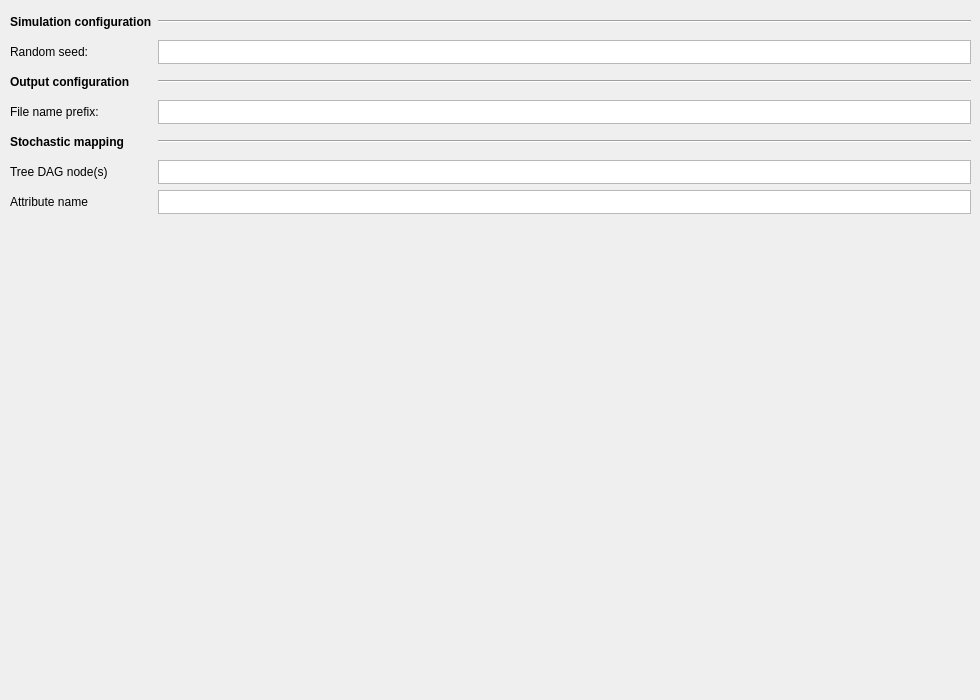
Qt form src/phylojunction/interface/pysidegui/pjguipages/pjgui_pages.ui (mendeslab/PhyloJunction) before a commit.
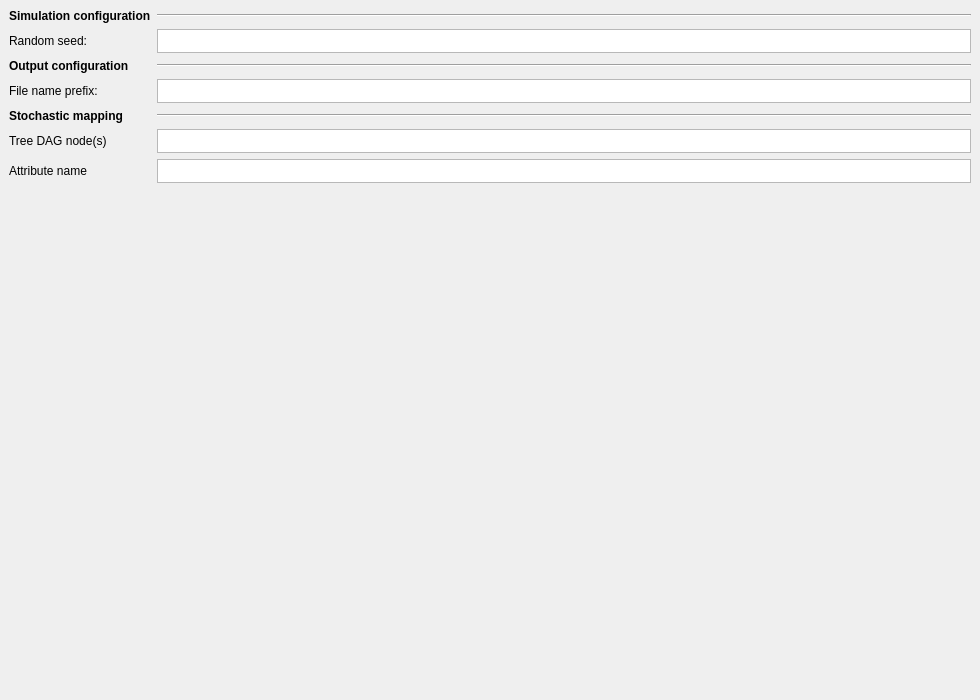
The same form after that commit. The open tabs and pages were chosen to show the change. Icons and pictures are not drawn. Custom widgets are drawn as their Qt base class.

Commit message: Let Settings labels size to their text and resize the page layout

Diff of the .ui file:
```diff
--- a/src/phylojunction/interface/pysidegui/pjguipages/pjgui_pages.ui
+++ b/src/phylojunction/interface/pysidegui/pjguipages/pjgui_pages.ui
@@ -23,16 +23,7 @@
    <number>1</number>
   </property>
   <widget class="QWidget" name="settings_page">
-   <widget class="QWidget" name="gridLayoutWidget_4">
-    <property name="geometry">
-     <rect>
-      <x>10</x>
-      <y>10</y>
-      <width>961</width>
-      <height>681</height>
-     </rect>
-    </property>
-    <layout class="QGridLayout" name="settings_page_grid_layout">
+   <layout class="QGridLayout" name="settings_page_grid_layout" columnstretch="0,1">
      <item row="7" column="0">
       <spacer name="settings_vert_spacer">
        <property name="orientation">
@@ -48,18 +39,6 @@
      </item>
      <item row="3" column="0">
       <widget class="QLabel" name="filename_prefix_label">
-       <property name="minimumSize">
-        <size>
-         <width>110</width>
-         <height>24</height>
-        </size>
-       </property>
-       <property name="maximumSize">
-        <size>
-         <width>110</width>
-         <height>24</height>
-        </size>
-       </property>
        <property name="text">
         <string>File name prefix:</string>
        </property>
@@ -96,18 +75,6 @@
      </item>
      <item row="1" column="0">
       <widget class="QLabel" name="random_seed_prefix_label">
-       <property name="minimumSize">
-        <size>
-         <width>110</width>
-         <height>24</height>
-        </size>
-       </property>
-       <property name="maximumSize">
-        <size>
-         <width>110</width>
-         <height>24</height>
-        </size>
-       </property>
        <property name="text">
         <string>Random seed:</string>
        </property>
@@ -115,18 +82,6 @@
      </item>
      <item row="4" column="0">
       <widget class="QLabel" name="stoch_map_label">
-       <property name="minimumSize">
-        <size>
-         <width>0</width>
-         <height>24</height>
-        </size>
-       </property>
-       <property name="maximumSize">
-        <size>
-         <width>16777215</width>
-         <height>24</height>
-        </size>
-       </property>
        <property name="font">
         <font>
          <bold>true</bold>
@@ -139,18 +94,6 @@
      </item>
      <item row="2" column="0">
       <widget class="QLabel" name="settings_label">
-       <property name="minimumSize">
-        <size>
-         <width>0</width>
-         <height>24</height>
-        </size>
-       </property>
-       <property name="maximumSize">
-        <size>
-         <width>16777215</width>
-         <height>24</height>
-        </size>
-       </property>
        <property name="font">
         <font>
          <bold>true</bold>
@@ -206,12 +149,6 @@
      </item>
      <item row="0" column="0">
       <widget class="QLabel" name="sim_config_label">
-       <property name="minimumSize">
-        <size>
-         <width>0</width>
-         <height>24</height>
-        </size>
-       </property>
        <property name="font">
         <font>
          <bold>true</bold>
@@ -224,18 +161,6 @@
      </item>
      <item row="6" column="0">
       <widget class="QLabel" name="attr_name_label">
-       <property name="minimumSize">
-        <size>
-         <width>0</width>
-         <height>24</height>
-        </size>
-       </property>
-       <property name="maximumSize">
-        <size>
-         <width>16777215</width>
-         <height>24</height>
-        </size>
-       </property>
        <property name="text">
         <string>Attribute name</string>
        </property>
@@ -285,8 +210,7 @@
        </property>
       </widget>
      </item>
-    </layout>
-   </widget>
+   </layout>
   </widget>
   <widget class="QWidget" name="pgm_page">
    <layout class="QVBoxLayout" name="verticalLayout">
```
The commit also changes 1 other file.
